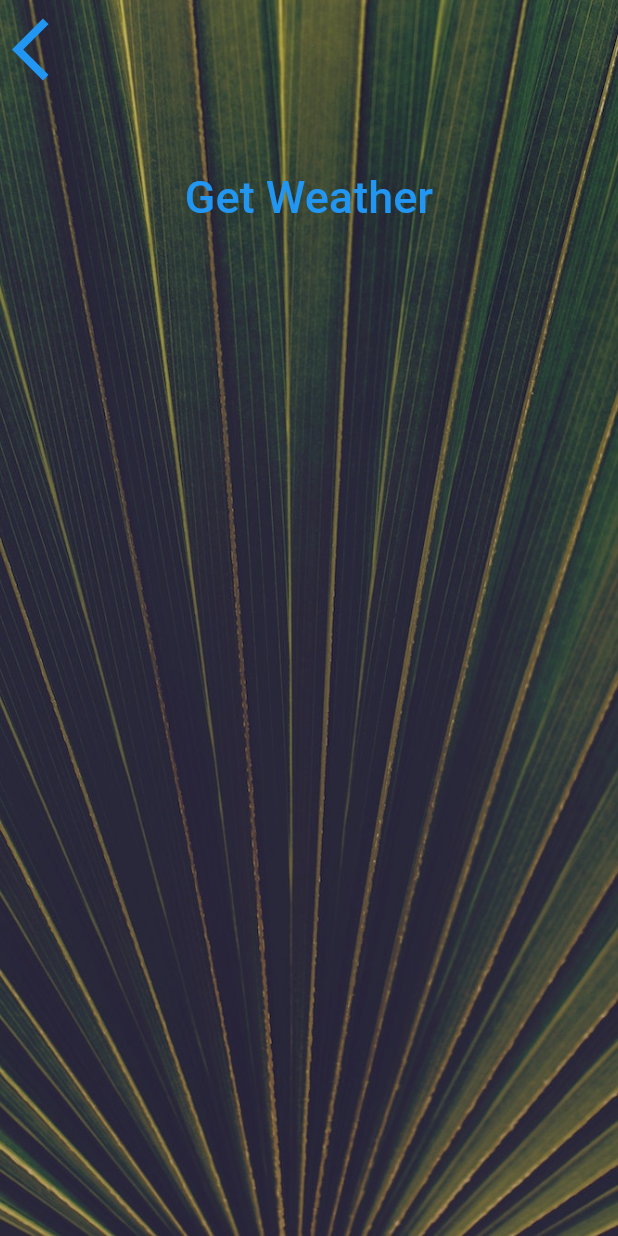
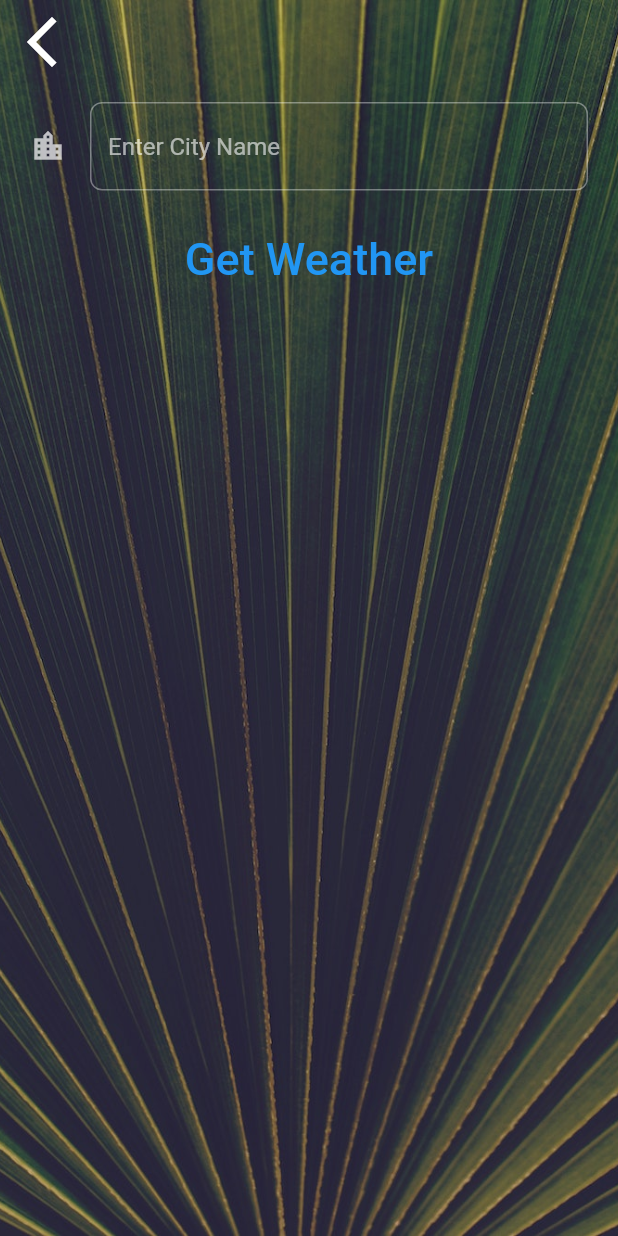
Before and after one commit to KayesAshfaQ/weather_app, a Flutter app: the CityScreen screen opened directly, on a phone screen of 412 x 824 dp. Run offline on Flutter 3.47's test engine with Material 2 defaults, Android fonts, the phone set to English and light mode, and no system bars; our stand-ins replace flutter_spinkit, geolocator; Roboto replaces fonts that are missing (Spartan MB).

Commit message:
city_screen functionality added

```diff
--- a/lib/screens/city_screen.dart
+++ b/lib/screens/city_screen.dart
@@ -7,37 +7,55 @@ class CityScreen extends StatefulWidget {
 }
 
 class _CityScreenState extends State<CityScreen> {
+  late String cityName;
+
   @override
   Widget build(BuildContext context) {
     return Scaffold(
       body: Container(
-        decoration: BoxDecoration(
+        decoration: const BoxDecoration(
           image: DecorationImage(
             image: AssetImage('images/city_background.jpg'),
             fit: BoxFit.cover,
           ),
         ),
-        constraints: BoxConstraints.expand(),
+        constraints: const BoxConstraints.expand(),
         child: SafeArea(
           child: Column(
             children: <Widget>[
               Align(
                 alignment: Alignment.topLeft,
-                child: TextButton(
-                  onPressed: () {},
-                  child: Icon(
-                    Icons.arrow_back_ios,
-                    size: 50.0,
+                child: IconButton(
+                  onPressed: () {
+                    Navigator.pop(context);
+                  },
+                  icon: const Icon(
+                    Icons.arrow_back_ios_new,
+                    size: 40.0,
                   ),
                 ),
               ),
               Container(
-                padding: EdgeInsets.all(20.0),
-                child: null,
+                padding: const EdgeInsets.all(20.0),
+                child: TextField(
+                  decoration: InputDecoration(
+                    icon: Icon(Icons.location_city),
+                    border: OutlineInputBorder(
+                      borderRadius: BorderRadius.circular(8.0),
+                    ),
+                    hintText: 'Enter City Name',
+                  ),
+                  onChanged: (value) {
+                    cityName = value;
+                  },
+                ),
               ),
               TextButton(
-                onPressed: () {},
-                child: Text(
+                onPressed: () {
+                  //print(cityName);
+                  Navigator.pop(context, cityName);
+                },
+                child: const Text(
                   'Get Weather',
                   style: kButtonTextStyle,
                 ),
```
Also changed, not shown: lib/screens/location_screen.dart (+8 -1 lines).
